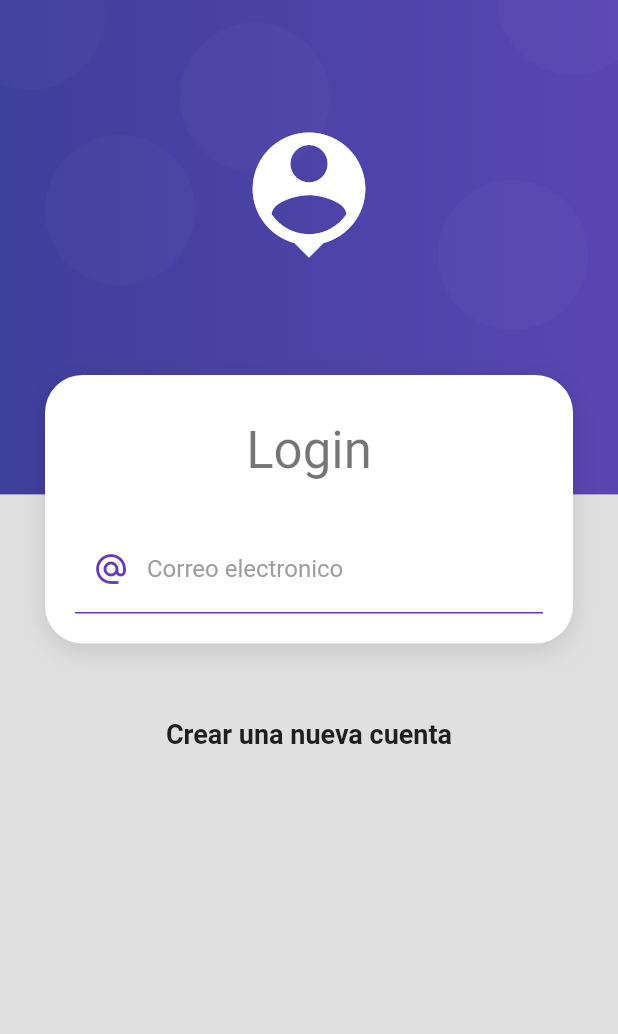
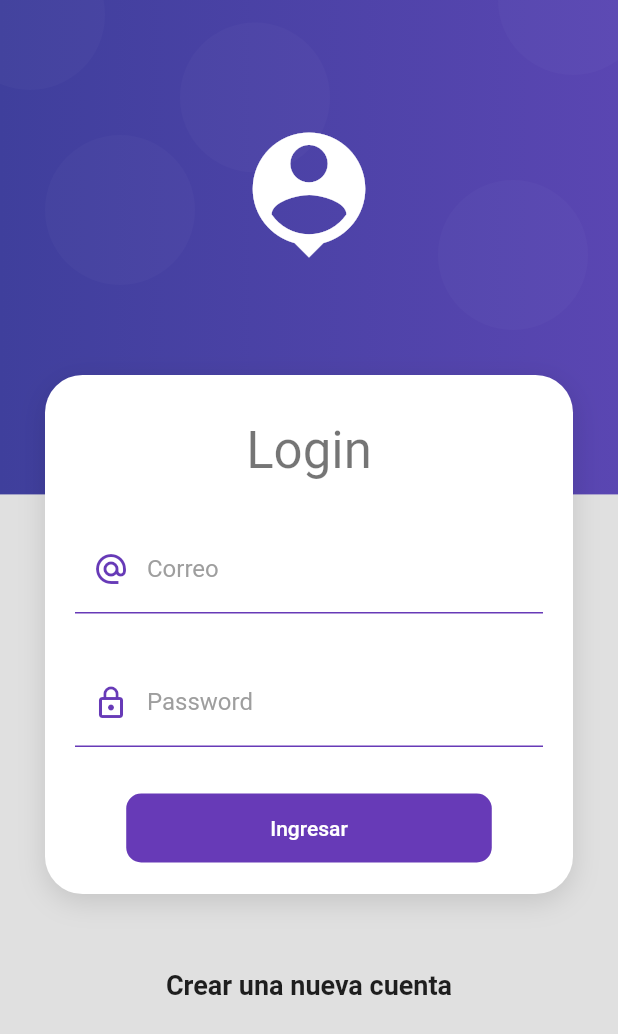
Before and after one commit to Akrata/products_app, a Flutter app: the screen it shows after launch, on a phone screen of 412 x 824 dp. Shown: the top 1034 px of the screen. Run offline on Flutter 3.47's test engine with Material 2 defaults, Android fonts, the phone set to English and light mode, and no system bars.

Commit message:
tercer commit

```diff
--- a/lib/screens/login_screen.dart
+++ b/lib/screens/login_screen.dart
@@ -1,4 +1,5 @@
 import 'package:flutter/material.dart';
+import 'package:products_app/ui/input_decorations.dart';
 import 'package:products_app/widgets/widgets.dart';
 
 class LoginScreen extends StatelessWidget {
@@ -57,26 +58,42 @@ class _LoginForm extends StatelessWidget {
             TextFormField(
               autocorrect: false,
               keyboardType: TextInputType.emailAddress,
-              decoration: InputDecoration(
-                  enabledBorder: UnderlineInputBorder(
-                    borderSide: BorderSide(color: Colors.deepPurple),
-                  ),
-                  focusedBorder: UnderlineInputBorder(
-                    borderSide: BorderSide(
-                      color: Colors.deepPurple,
-                      width: 2,
-                    ),
-                  ),
-                  hintText: 'john.doe@gmail.com',
-                  labelText: 'Correo electronico',
-                  labelStyle: TextStyle(
-                    color: Colors.grey,
-                  ),
-                  prefixIcon: Icon(
-                    Icons.alternate_email_sharp,
-                    color: Colors.deepPurple,
-                  )),
+              decoration: InputDecorations.authInputDecoration(
+                  hintText: 'Jhon.doe@gmail.com',
+                  labelText: 'Correo',
+                  prefixIcon: Icons.alternate_email_sharp),
             ),
+            SizedBox(
+              height: 30,
+            ),
+            TextFormField(
+              autocorrect: false,
+              obscureText: true,
+              keyboardType: TextInputType.visiblePassword,
+              decoration: InputDecorations.authInputDecoration(
+                  hintText: "******",
+                  labelText: 'Password',
+                  prefixIcon: Icons.lock_outline),
+            ),
+            SizedBox(
+              height: 30,
+            ),
+            MaterialButton(
+              onPressed: () {},
+              shape: RoundedRectangleBorder(
+                borderRadius: BorderRadius.circular(10),
+              ),
+              disabledColor: Colors.grey,
+              elevation: 0,
+              color: Colors.deepPurple,
+              child: Container(
+                padding: EdgeInsets.symmetric(horizontal: 80, vertical: 15),
+                child: Text(
+                  'Ingresar',
+                  style: TextStyle(color: Colors.white),
+                ),
+              ),
+            )
           ],
         ),
       ),
--- /dev/null
+++ b/lib/ui/input_decorations.dart
@@ -0,0 +1,31 @@
+import 'package:flutter/material.dart';
+
+class InputDecorations {
+  static InputDecoration authInputDecoration({
+    required String hintText,
+    required String labelText,
+    IconData? prefixIcon,
+  }) {
+    return InputDecoration(
+        enabledBorder: UnderlineInputBorder(
+          borderSide: BorderSide(color: Colors.deepPurple),
+        ),
+        focusedBorder: UnderlineInputBorder(
+          borderSide: BorderSide(
+            color: Colors.deepPurple,
+            width: 2,
+          ),
+        ),
+        hintText: hintText,
+        labelText: labelText,
+        labelStyle: TextStyle(
+          color: Colors.grey,
+        ),
+        prefixIcon: prefixIcon != null
+            ? Icon(
+                prefixIcon,
+                color: Colors.deepPurple,
+              )
+            : null);
+  }
+}
```
